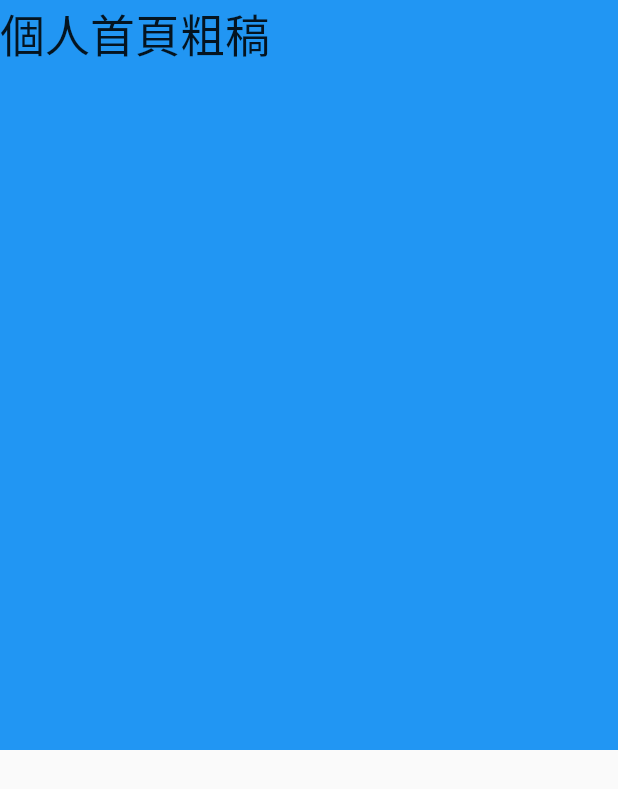
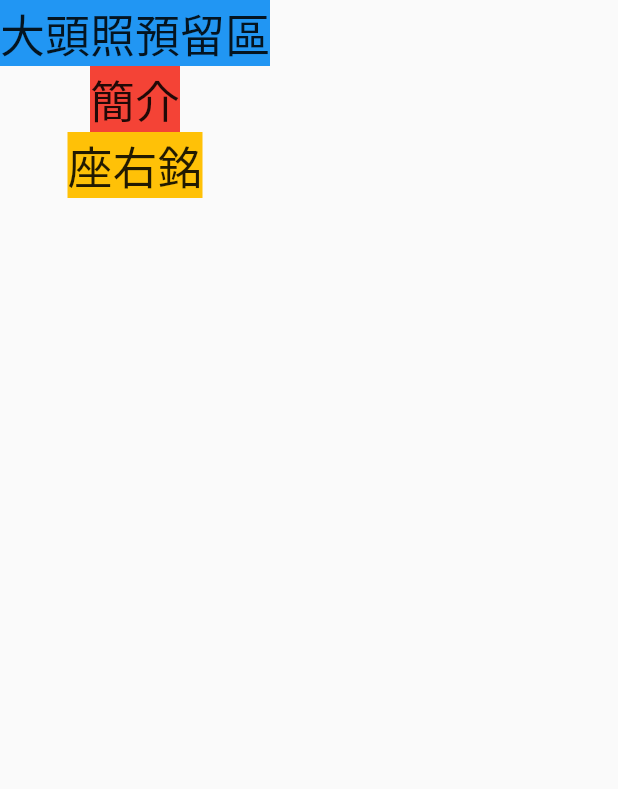
Before and after one commit to atorigin/flutter_book, a Flutter app: the screen it shows after launch, on a phone screen of 412 x 824 dp. Shown: the top 789 px of the screen. Run offline on Flutter 3.47's test engine with Material 2 defaults, Android fonts, the phone set to English and light mode, and no system bars.

Commit message:
練習 3-4-1

```diff
--- a/ch3/lib/screens/home_screen.dart
+++ b/ch3/lib/screens/home_screen.dart
@@ -6,15 +6,31 @@ class HomeScreen extends StatelessWidget {
   Widget build(BuildContext context) {
     // ignore: prefer_const_constructors
     return Scaffold(
-      body: Container(
-        width: 500,
-        height: 500,
-        color: Colors.blue,
-        child: Text(
-          "個人首頁粗稿",
-          style: TextStyle(fontSize: 30),
+      body: Column(
+        children: [
+          Container(
+            color: Colors.blue,
+            child: Text(
+              "大頭照預留區",
+              style: TextStyle(fontSize: 30),
+            ),
+          ),
+          Container(
+            color: Colors.red,
+            child: Text(
+              "簡介",
+              style: TextStyle(fontSize: 30),
+            ),
+          ),
+          Container(
+            color: Colors.amber,
+            child: Text(
+              "座右銘",
+              style: TextStyle(fontSize: 30),
+            ),
           )
-        )
+        ],
+      )
       );
   }
 }
```
